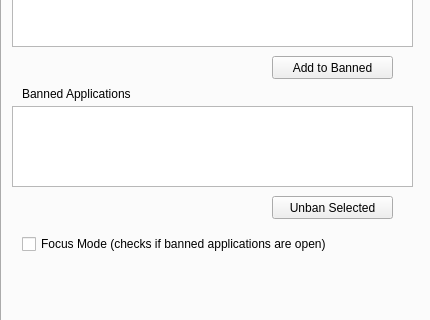
First picture: the form in GUI.ui, repository mandyHahn/NUM_Alert, before the edit; both pictures show x 0 to 430 and y 180 to 500 of the 430 by 500 pixel window.
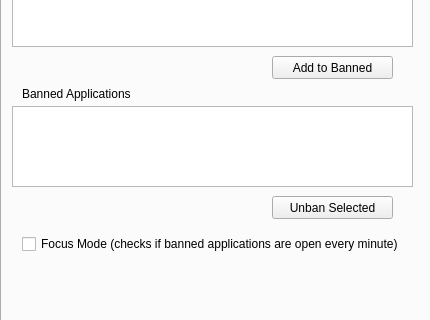
Second picture: the form after the edit. The open tabs and pages were chosen to show the change.

```diff
--- a/GUI.ui
+++ b/GUI.ui
@@ -587,7 +587,7 @@
        <number>4</number>
       </property>
       <property name="text">
-       <string>Focus Mode (checks if banned applications are open)</string>
+       <string>Focus Mode (checks if banned applications are open every minute)</string>
       </property>
      </widget>
     </widget>
```
